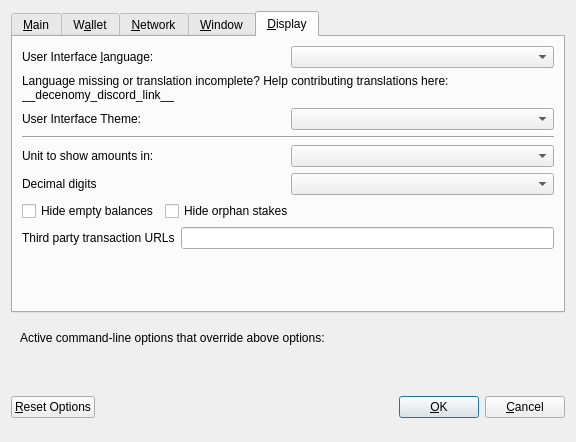
This is src/qt/forms/optionsdialog.ui in decenomy/DSW as Qt 5 draws it before an edit. The edited form follows.
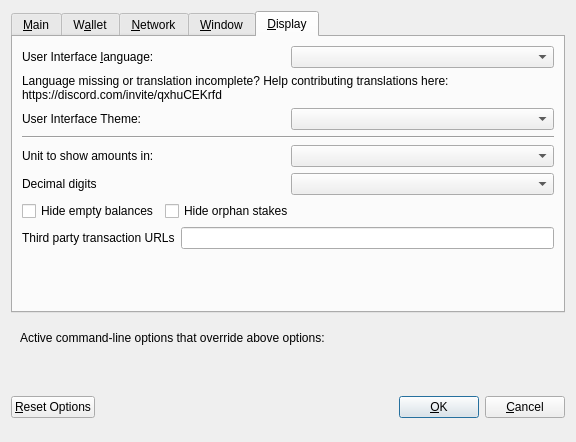
This is the edited form. The open tabs and pages were chosen to show the change. Custom widgets are drawn as their Qt base class.

Commit message: Replace discord invite link placeholder on qt code

What changed in the file:
```diff
--- a/src/qt/forms/optionsdialog.ui
+++ b/src/qt/forms/optionsdialog.ui
@@ -533,7 +533,7 @@
          </property>
          <property name="text">
           <string>Language missing or translation incomplete? Help contributing translations here:
-__decenomy_discord_link__</string>
+https://discord.com/invite/qxhuCEKrfd</string>
          </property>
          <property name="wordWrap">
           <bool>true</bool>
```
The commit also changes 15 other files.
